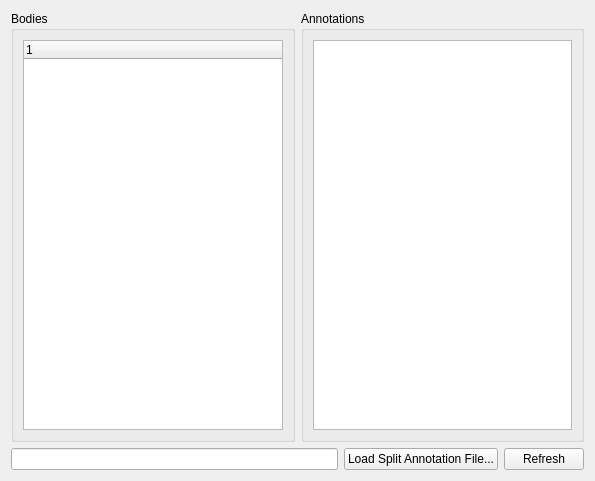
First picture: the form in ilastik/applets/splitBodyCarving/bodySplitInfoWidget.ui, repository ilastik/ilastik, before the edit.
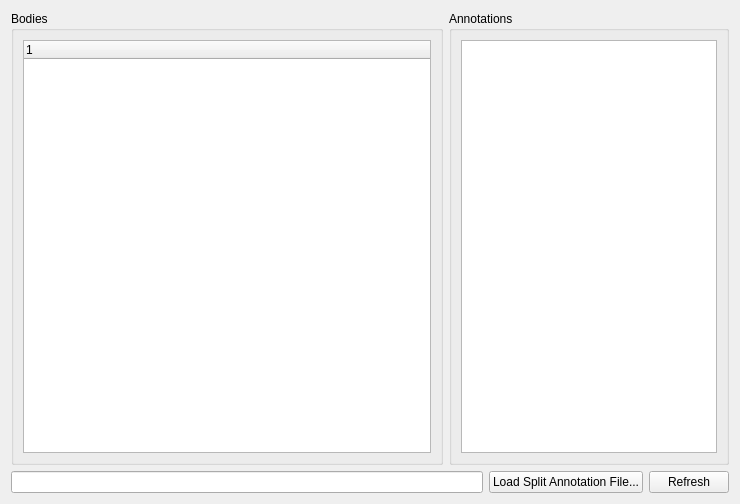
Second picture: the form after the edit.

Commit message: BodySplitInfo: - Correctly sort fragment names - Sort annotations by label - Show fragment progress.

What changed in the file:
```diff
--- a/ilastik/applets/splitBodyCarving/bodySplitInfoWidget.ui
+++ b/ilastik/applets/splitBodyCarving/bodySplitInfoWidget.ui
@@ -6,8 +6,8 @@
    <rect>
     <x>0</x>
     <y>0</y>
-    <width>595</width>
-    <height>481</height>
+    <width>740</width>
+    <height>504</height>
    </rect>
   </property>
   <property name="windowTitle">
@@ -51,6 +51,12 @@
        <layout class="QVBoxLayout" name="verticalLayout_3">
         <item>
          <widget class="QTableWidget" name="annotationTableWidget">
+          <property name="sizePolicy">
+           <sizepolicy hsizetype="Maximum" vsizetype="Expanding">
+            <horstretch>0</horstretch>
+            <verstretch>0</verstretch>
+           </sizepolicy>
+          </property>
           <property name="editTriggers">
            <set>QAbstractItemView::NoEditTriggers</set>
           </property>
```
The commit also changes 1 other file.
